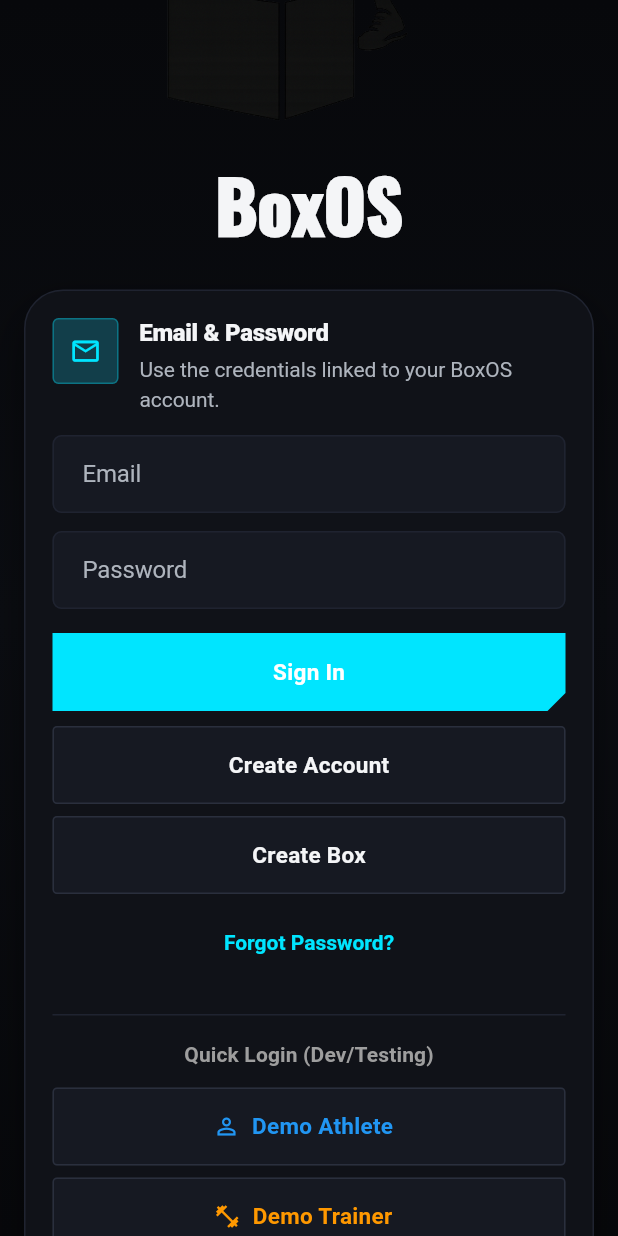
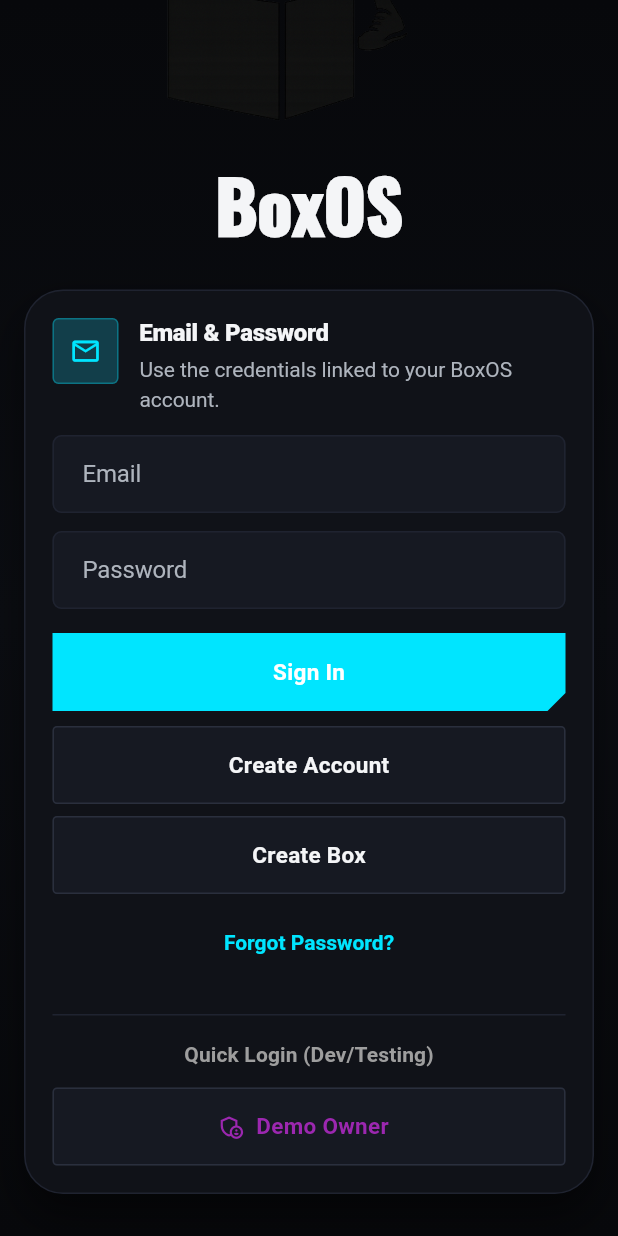
Before and after one commit to simisimon/BoxOS, a Flutter app: the screen it shows after launch, scrolled down 277 dp, on a phone screen of 412 x 824 dp. Run offline on Flutter 3.47's test engine with Material 3 defaults, Android fonts, the phone set to English and light mode, and no system bars; our stand-ins replace csv, dio, flutter_riverpod, flutter_secure_storage, go_router, google_fonts and 2 more; missing offline and left inert: dart:js_interop.

Commit message:
Remove all logins from quick login except the owner account for testing

```diff
--- a/app/lib/features/auth/presentation/screens/login_screen.dart
+++ b/app/lib/features/auth/presentation/screens/login_screen.dart
@@ -138,25 +138,7 @@
             ),
             const SizedBox(height: 12),
             OutlinedButton.icon(
-              onPressed: isLoading ? null : () => _quickLogin('demo@boxos.app', 'BoxOS123!'),
-              icon: const Icon(Icons.person_outline, size: 18),
-              label: const Text('Demo Athlete'),
-              style: OutlinedButton.styleFrom(
-                foregroundColor: Colors.blue,
-              ),
-            ),
-            const SizedBox(height: 8),
-            OutlinedButton.icon(
-              onPressed: isLoading ? null : () => _quickLogin('trainer@boxos.app', 'BoxOS123!'),
-              icon: const Icon(Icons.fitness_center_outlined, size: 18),
-              label: const Text('Demo Trainer'),
-              style: OutlinedButton.styleFrom(
-                foregroundColor: Colors.orange,
-              ),
-            ),
-            const SizedBox(height: 8),
-            OutlinedButton.icon(
-              onPressed: isLoading ? null : () => _quickLogin('admin@boxos.app', 'BoxOS123!'),
+              onPressed: isLoading ? null : () => _quickLogin('owner@boxos.dev', 'BoxOS!demo1'),
               icon: const Icon(Icons.admin_panel_settings_outlined, size: 18),
               label: const Text('Demo Owner'),
               style: OutlinedButton.styleFrom(
```
Also changed, not shown: 1 other file.
